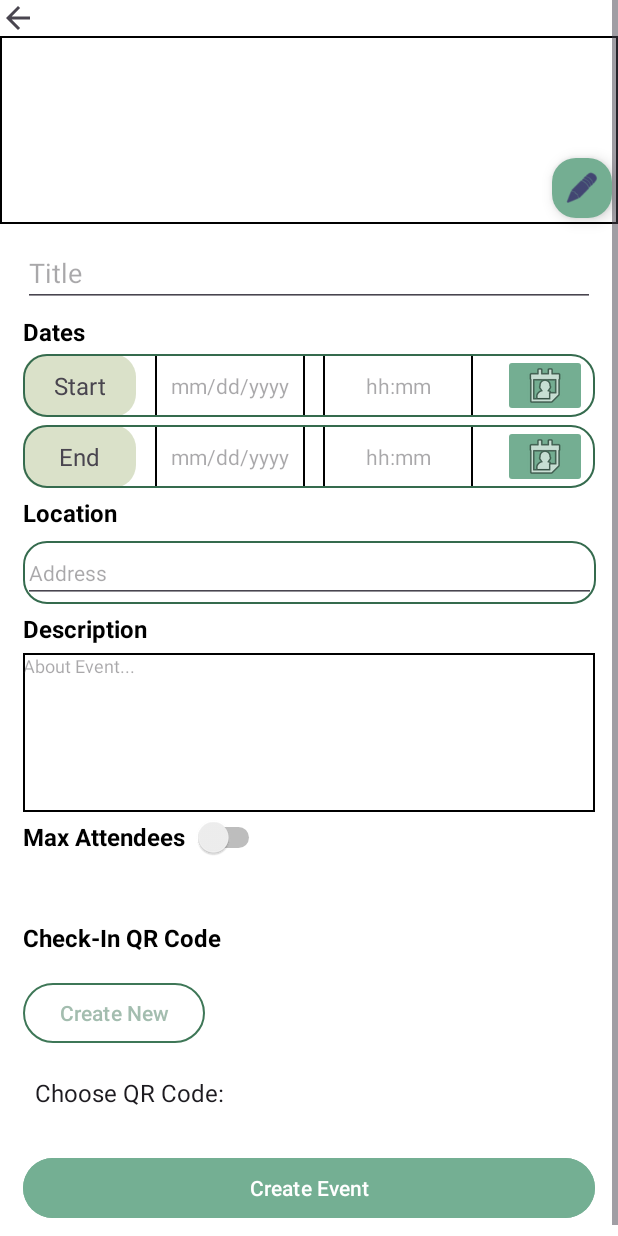
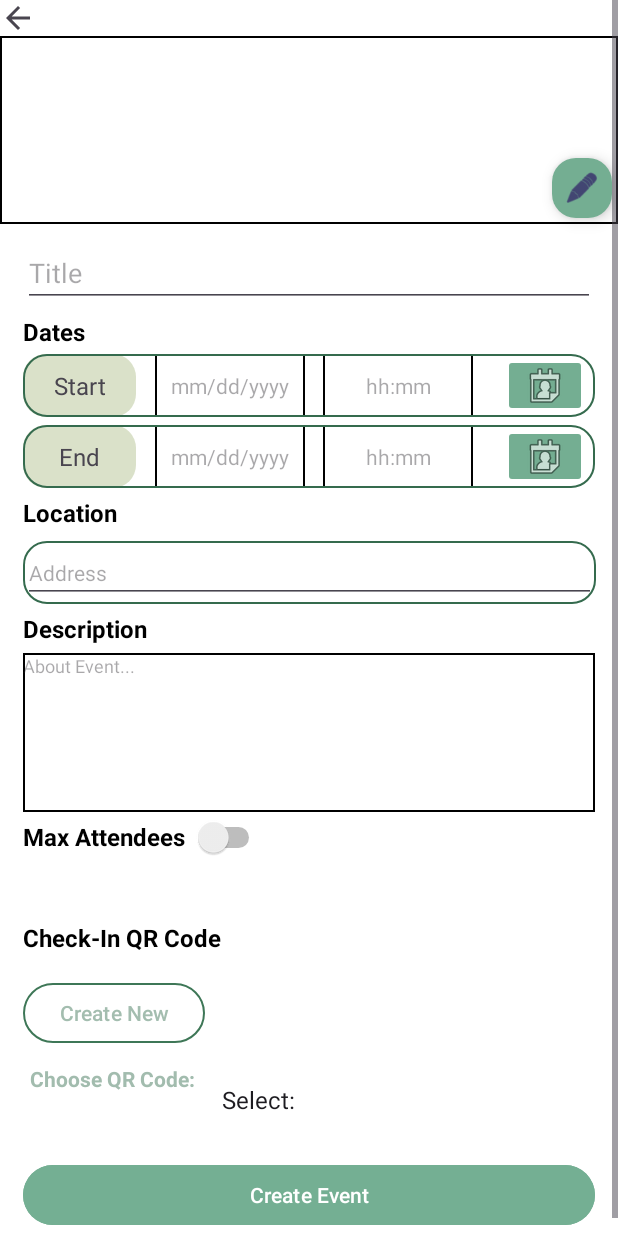
Before and after one commit to CMPUT301W24T52/HotJava, an Android app: the CreateEventActivity screen opened directly, with no data from a screen before it, on a phone screen of 412 x 824 dp. Run offline under Robolectric (Android 15) with nearby library versions, the phone set to English and light mode, and no system bars; our stand-ins replace Firebase (no records; nobody signed in at launch, a user with empty details on screens opened directly); libraries missing offline, so code that uses them is left out: com.google.zxing.integration.

Commit message:
Added checkin qr code button. More small bug fixes as well

```diff
--- a/HotEvents/app/src/main/java/com/example/hotevents/CreateEventActivity.java
+++ b/HotEvents/app/src/main/java/com/example/hotevents/CreateEventActivity.java
@@ -231,6 +231,10 @@ public class CreateEventActivity extends AppCompatActivity {
                     codeState = QRCodeState.CHOOSE;
                     makeToast("QR Code Chosen: " + chooseQrStr);
                 }
+                else{
+                    qrCode = null;
+                    codeState = QRCodeState.CREATE;
+                }
             }
 
             @Override
@@ -260,6 +264,7 @@ public class CreateEventActivity extends AppCompatActivity {
             //Returning different events depending on whether we pressed the back button or completed the event update
             if (newEvent == null){
                 myIntent.putExtra("event", (Parcelable) updateEvent);
+                myIntent.putExtra("Update", true);
             }
             else{
                 myIntent.putExtra("event", (Parcelable) newEvent);
@@ -273,7 +278,7 @@ public class CreateEventActivity extends AppCompatActivity {
     //The QR codes that can be retrieved
     //Reference: https://stackoverflow.com/questions/13377361/how-to-create-a-drop-down-list
     protected void settingUpSpinner(@Nullable ArrayList<String> createdEvents){
-        qrCodeArray.add("Choose QR Code:");
+        qrCodeArray.add("Select:");
         qrCodeAdapter = new ArrayAdapter<>(this, android.R.layout.simple_spinner_dropdown_item, qrCodeArray);
         qrChooseSpinner.setAdapter(qrCodeAdapter);
         qrCodeAdapter.notifyDataSetChanged();
@@ -284,8 +289,11 @@ public class CreateEventActivity extends AppCompatActivity {
                         .addOnSuccessListener(new OnSuccessListener<DocumentSnapshot>() {
                             @Override
                             public void onSuccess(DocumentSnapshot documentSnapshot) {
-                                qrCodeArray.add(documentSnapshot.getString("QRCode"));
-                                qrCodeAdapter.notifyDataSetChanged();
+                                String chooseQrStr = documentSnapshot.getString("QRCode");
+                                if (!qrCodeArray.contains(chooseQrStr)){
+                                    qrCodeArray.add(documentSnapshot.getString("QRCode"));
+                                    qrCodeAdapter.notifyDataSetChanged();
+                                }
                             }
                         }).addOnFailureListener(new OnFailureListener() {
                             @Override
@@ -735,7 +743,7 @@ public class CreateEventActivity extends AppCompatActivity {
         Geocoder geocoder = new Geocoder(this);
 
         try {
-            List<Address> addressList = geocoder.getFromLocationName("Miami", 1);
+            List<Address> addressList = geocoder.getFromLocationName(locationText.getText().toString(), 1);
         } catch (IOException e) {
             makeToast("Please ensure the location is valid");
             return false;
--- a/HotEvents/app/src/main/res/layout/activity_create_event.xml
+++ b/HotEvents/app/src/main/res/layout/activity_create_event.xml
@@ -366,12 +366,24 @@
                 style="@android:style/Widget.DeviceDefault.Spinner"
                 android:layout_width="wrap_content"
                 android:layout_height="wrap_content"
-                android:layout_marginStart="15dp"
-                android:layout_marginTop="5dp"
+                android:layout_marginStart="10dp"
+                android:layout_marginTop="10dp"
                 android:background="@drawable/rounded_rectangle"
                 android:backgroundTint="#FFFFFF"
                 android:popupElevation="16dp"
                 android:spinnerMode="dropdown"
+                app:layout_constraintStart_toEndOf="@+id/choose_qr_text"
+                app:layout_constraintTop_toBottomOf="@+id/qrcode_create_button" />
+
+            <TextView
+                android:id="@+id/choose_qr_text"
+                android:layout_width="wrap_content"
+                android:layout_height="0dp"
+                android:layout_marginStart="20dp"
+                android:layout_marginTop="10dp"
+                android:text="Choose QR Code:"
+                android:textColor="#A2BCAE"
+                android:textStyle="bold"
                 app:layout_constraintStart_toStartOf="parent"
                 app:layout_constraintTop_toBottomOf="@+id/qrcode_create_button" />
 
--- a/HotEvents/app/src/main/res/layout/toolbar.xml
+++ b/HotEvents/app/src/main/res/layout/toolbar.xml
@@ -57,4 +57,5 @@
         android:paddingRight="20dp"
         android:src="@drawable/baseline_notifications_none_24">
     </ImageView>
+
 </LinearLayout>
```
Also changed, not shown: HotEvents/app/src/main/java/com/example/hotevents/EventDetailsActivity.java (+44 -11 lines), HotEvents/app/src/main/res/layout/activity_event_details.xml (+17 -1 lines), HotEvents/app/src/main/res/drawable/scan.png (added).
